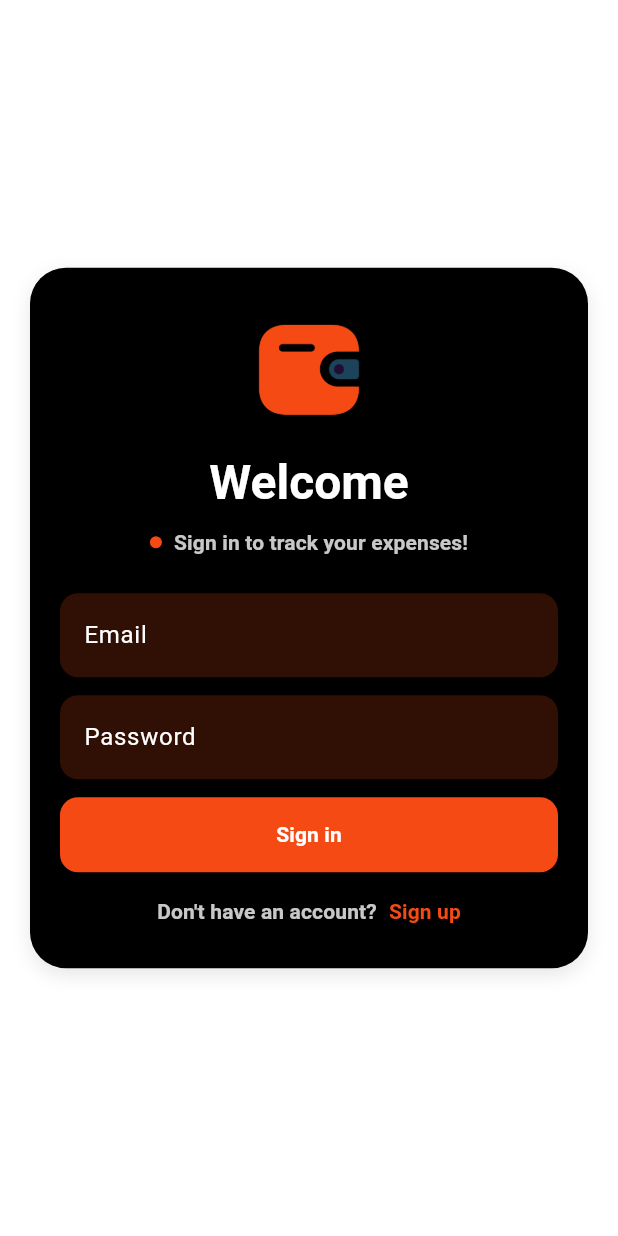
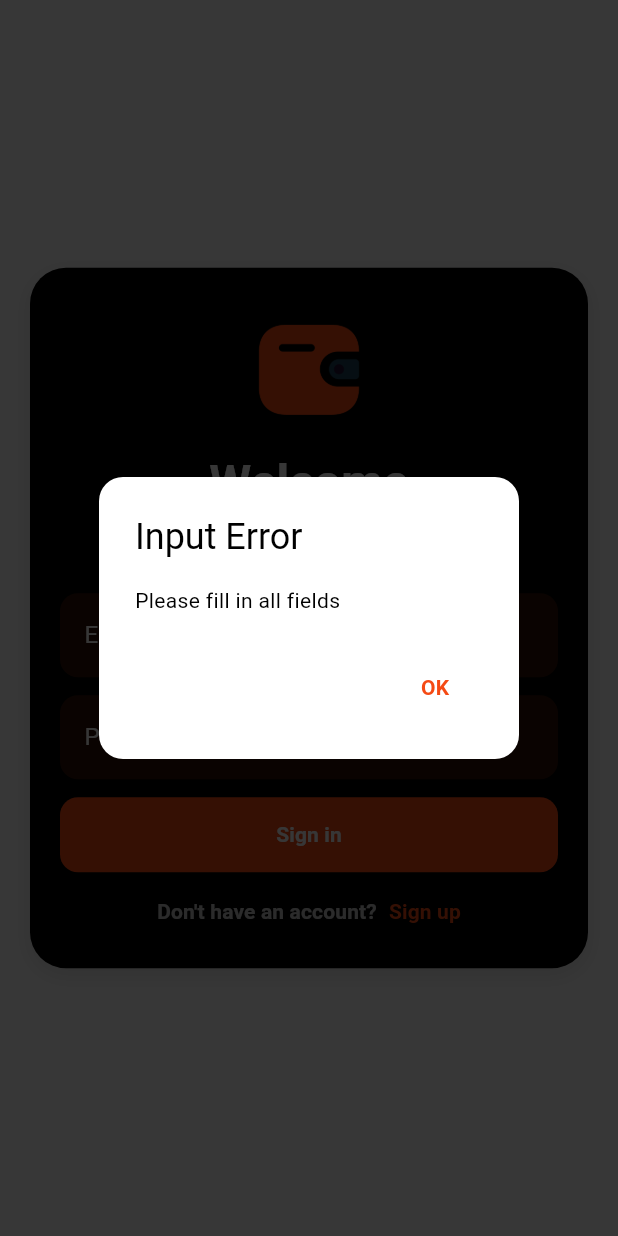
Before and after one commit to kaiumallimon/expendi, a Flutter app: the screen it shows after launch, after a tap on "Sign in", on a phone screen of 412 x 824 dp. Run offline on Flutter 3.47's test engine with Material 3 defaults, Android fonts, the phone set to English and light mode, and no system bars; our stand-ins replace dio, flutter_bloc, flutter_dotenv, font_awesome_flutter, go_router, hive and 1 more; accounts and stored records are empty; Roboto replaces fonts that are missing (SF Pro Text).

Commit message:
feat: implement login functionality with input validation and token storage

```diff
--- a/lib/app/modules/auth/logics/_login_cubit.dart
+++ b/lib/app/modules/auth/logics/_login_cubit.dart
@@ -3,6 +3,7 @@ import 'package:expendi/app/models/auth/_login_req.dart';
 import 'package:expendi/app/models/auth/_login_response.dart';
 import 'package:expendi/app/repositories/remote/v1/auth/_login_api.dart';
 import 'package:flutter_bloc/flutter_bloc.dart';
+import 'package:hive_flutter/hive_flutter.dart';
 part '_login_state.dart';
 
 class LoginCubit extends Cubit<LoginState> {
@@ -15,10 +16,15 @@ class LoginCubit extends Cubit<LoginState> {
 
       final response = await LoginApi.loginUser(data: payload);
 
+      // Store tokens using ApiClient
       await ApiClient().setTokens(
         accessToken: response.data.accessToken,
         refreshToken: response.data.refreshToken,
       );
+
+      // store user data in Hive
+      final userBox = await Hive.openBox('user_data');
+      await userBox.put('user', response.data.user.toJson());
 
       emit(LoginSuccess(response: response, redirectedRoute: '/home'));
     } catch (error) {
--- a/lib/app/modules/auth/pages/_login_page.dart
+++ b/lib/app/modules/auth/pages/_login_page.dart
@@ -1,6 +1,8 @@
+import 'package:expendi/app/modules/auth/logics/_login_cubit.dart';
 import 'package:expendi/app/shared/widgets/_app_logo.dart';
 import 'package:flutter/cupertino.dart';
 import 'package:flutter/material.dart';
+import 'package:flutter_bloc/flutter_bloc.dart';
 import 'package:go_router/go_router.dart';
 
 import '../../../shared/widgets/_custom_button.dart';
@@ -12,7 +14,10 @@ class LoginPage extends StatelessWidget {
 
   @override
   Widget build(BuildContext context) {
-    return const _LoginView();
+    return BlocProvider(
+      create: (context) => LoginCubit(),
+      child: const _LoginView(),
+    );
   }
 }
 
@@ -24,10 +29,70 @@ class _LoginView extends StatefulWidget {
 }
 
 class _LoginViewState extends State<_LoginView> {
+  final TextEditingController _emailController = .new();
+  final TextEditingController _passwordController = .new();
+
+  String? validateInputs() {
+    final email = _emailController.text.trim();
+    final password = _passwordController.text.trim();
+
+    if (email.isEmpty || password.isEmpty) {
+      return 'Please fill in all fields';
+    }
+
+    // Simple email validation
+    final emailRegex = RegExp(r'^[\w-\.]+@([\w-]+\.)+[\w-]{2,4}$');
+    if (!emailRegex.hasMatch(email)) {
+      return 'Please enter a valid email';
+    }
+
+    // Optionally: check password length
+    if (password.length < 6) {
+      return 'Password must be at least 6 characters';
+    }
+
+    return null;
+  }
+
+  @override
+  void dispose() {
+    _emailController.dispose();
+    _passwordController.dispose();
+    super.dispose();
+  }
+
   @override
   Widget build(BuildContext context) {
     final theme = Theme.of(context);
-    return Scaffold(
+    return BlocListener<LoginCubit, LoginState>(
+      listener: (context, state) {
+        if (state is LoginFailure) {
+          showDialog(
+            context: context,
+            barrierDismissible: false,
+            barrierColor: theme.colorScheme.onSurface.withAlpha(200),
+            builder: (context) {
+              return AlertDialog(
+                title: const Text('Error'),
+                content: Text(state.errorMessage.split(':').last.trim()),
+                actions: [
+                  TextButton(
+                    onPressed: () {
+                      Navigator.of(context).pop();
+                    },
+                    child: const Text('OK'),
+                  ),
+                ],
+              );
+            },
+          );
+        }
+
+        if (state is LoginSuccess) {
+          context.go(state.redirectedRoute);
+        }
+      },
+      child: Scaffold(
         backgroundColor: theme.scaffoldBackgroundColor,
         body: Center(
           child: Container(
@@ -91,7 +156,7 @@ class _LoginViewState extends State<_LoginView> {
                     height: 60,
                     label: 'Email',
                     hint: 'Enter your email',
-                  controller: TextEditingController(),
+                    controller: _emailController,
                     textStyle: theme.textTheme.bodyLarge?.copyWith(
                       color: theme.colorScheme.onSurfaceVariant,
                     ),
@@ -102,18 +167,53 @@ class _LoginViewState extends State<_LoginView> {
                     height: 60,
                     label: 'Password',
                     hint: 'Enter your password',
-                  controller: TextEditingController(),
+                    controller: _passwordController,
                     isPassword: true,
                     textStyle: theme.textTheme.bodyLarge?.copyWith(
                       color: theme.colorScheme.onSurfaceVariant,
                     ),
                   ),
                   const SizedBox(height: 8),
-                CustomButton(
+                  BlocBuilder<LoginCubit, LoginState>(
+                    builder: (context, state) {
+                      return CustomButton(
                         width: double.infinity,
                         height: 50,
                         text: 'Sign in',
-                  onPressed: () {},
+                        isLoading: state is LoginLoading,
+                        onPressed: () async {
+                          final validationError = validateInputs();
+                          if (validationError != null) {
+                            showDialog(
+                              context: context,
+                              barrierDismissible: false,
+                              barrierColor: theme.colorScheme.onSurface
+                                  .withAlpha(200),
+                              builder: (context) {
+                                return AlertDialog(
+                                  title: const Text('Input Error'),
+                                  content: Text(validationError),
+                                  actions: [
+                                    TextButton(
+                                      onPressed: () {
+                                        Navigator.of(context).pop();
+                                      },
+                                      child: const Text('OK'),
+                                    ),
+                                  ],
+                                );
+                              },
+                            );
+                            return;
+                          }
+
+                          await context.read<LoginCubit>().login(
+                            email: _emailController.text.trim(),
+                            password: _passwordController.text.trim(),
+                          );
+                        },
+                      );
+                    },
                   ),
                   const SizedBox(height: 16),
                   Row(
@@ -143,7 +243,6 @@ class _LoginViewState extends State<_LoginView> {
                           context.push('/register');
                         },
                       ),
-
                     ],
                   ),
                 ],
@@ -151,6 +250,7 @@ class _LoginViewState extends State<_LoginView> {
             ),
           ),
         ),
+      ),
     );
   }
 }
```
Also changed, not shown: lib/app/modules/dashboard/preferences/pages/_preferences_page.dart (+24 -5 lines). Lines whose indentation alone changed are shown as unchanged.
